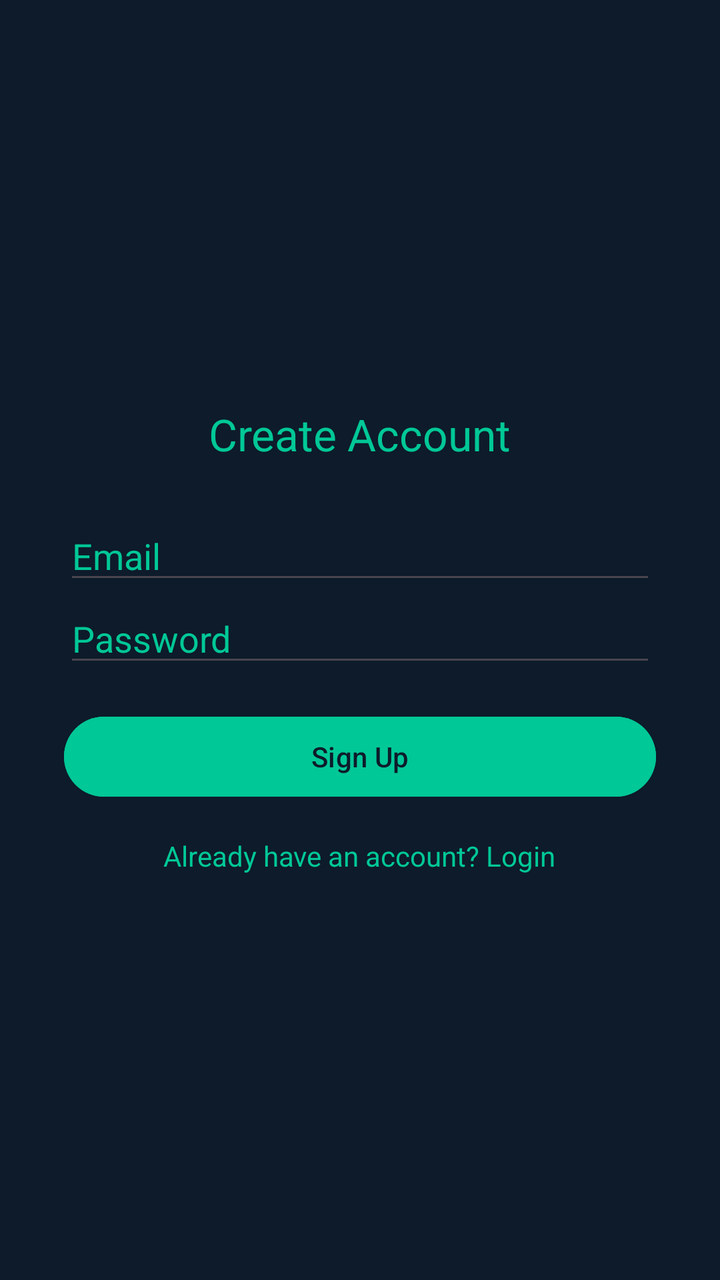
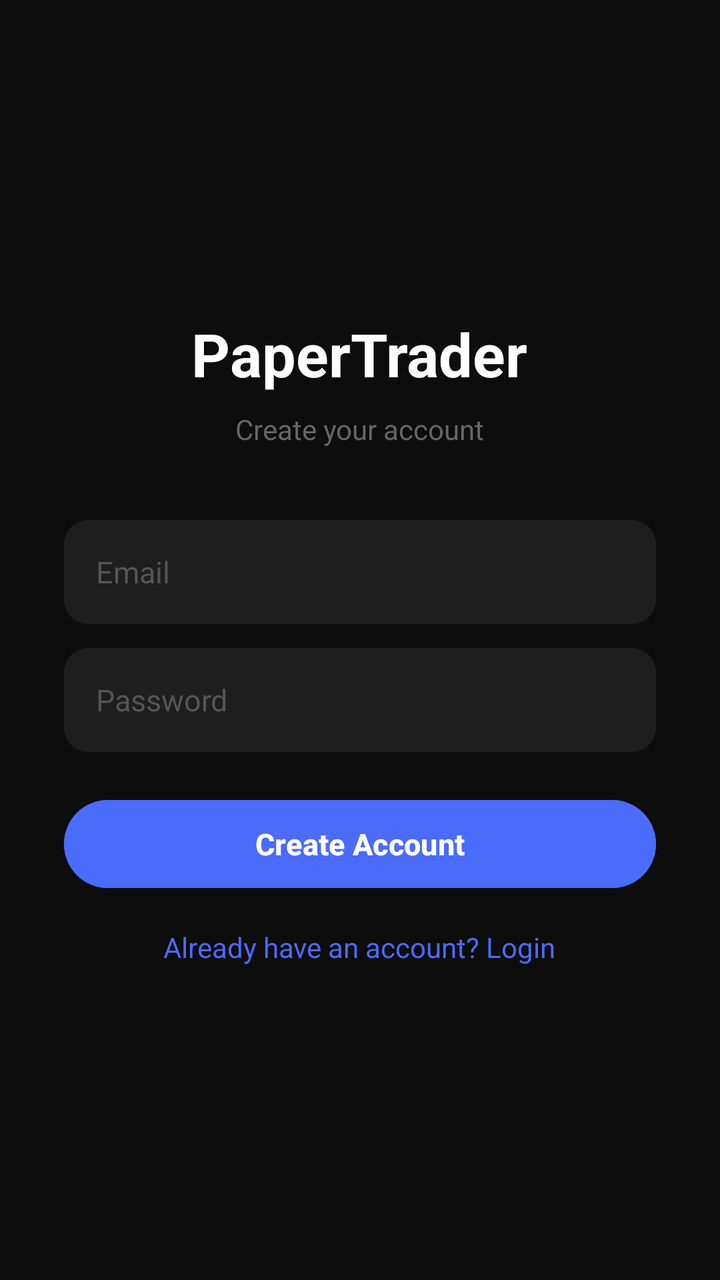

The first picture is an Android layout as it rendered before a commit; the second is the same layout after the commit. The layout source and the unified diff follow.
<!-- AndroidManifest.xml: application theme Theme.PaperTraderV2 -->
<!-- res/layout/signup.xml -->
<LinearLayout xmlns:android="http://schemas.android.com/apk/res/android"
    android:orientation="vertical"
    android:background="#0D1B2A"
    android:padding="32dp"
    android:gravity="center"
    android:layout_width="match_parent"
    android:layout_height="match_parent">

    <TextView
        android:text="Create Account"
        android:textColor="#00C896"
        android:textSize="22sp"
        android:layout_marginBottom="24dp"
        android:layout_width="wrap_content"
        android:layout_height="wrap_content" />

    <EditText
        android:id="@+id/signupEmail"
        android:hint="Email"
        android:inputType="textEmailAddress"
        android:textColor="#FFFFFF"
        android:textColorHint="#00C896"
        android:layout_width="match_parent"
        android:layout_height="wrap_content" />

    <EditText
        android:id="@+id/signupPassword"
        android:hint="Password"
        android:inputType="textPassword"
        android:textColor="#FFFFFF"
        android:textColorHint="#00C896"
        android:layout_width="match_parent"
        android:layout_height="wrap_content" />

    <Button
        android:id="@+id/signupBtn"
        android:text="Sign Up"
        android:backgroundTint="#00C896"
        android:textColor="#0D1B2A"
        android:layout_marginTop="16dp"
        android:layout_width="match_parent"
        android:layout_height="wrap_content" />

    <TextView
        android:id="@+id/toLogin"
        android:text="Already have an account? Login"
        android:textColor="#00C896"
        android:layout_marginTop="16dp"
        android:layout_width="wrap_content"
        android:layout_height="wrap_content"/>
</LinearLayout>
<!-- resources referenced by this layout -->
<resources>
  <style name="Theme.PaperTraderV2" parent="Base.Theme.PaperTraderV2" />
  <style name="Base.Theme.PaperTraderV2" parent="Theme.Material3.DayNight.NoActionBar">
          
          
      </style>
</resources>

<!-- the commit's change to res/layout/signup.xml (unified diff, before → after) -->
@@ -1,51 +1,73 @@
+<?xml version="1.0" encoding="utf-8"?>
 <LinearLayout xmlns:android="http://schemas.android.com/apk/res/android"
     android:orientation="vertical"
-    android:background="#0D1B2A"
+    android:background="#0D0D0D"
     android:padding="32dp"
     android:gravity="center"
     android:layout_width="match_parent"
     android:layout_height="match_parent">
 
     <TextView
-        android:text="Create Account"
-        android:textColor="#00C896"
-        android:textSize="22sp"
-        android:layout_marginBottom="24dp"
         android:layout_width="wrap_content"
-        android:layout_height="wrap_content" />
+        android:layout_height="wrap_content"
+        android:text="PaperTrader"
+        android:textColor="#FFFFFF"
+        android:textSize="30sp"
+        android:textStyle="bold"
+        android:layout_marginBottom="8dp" />
+
+    <TextView
+        android:layout_width="wrap_content"
+        android:layout_height="wrap_content"
+        android:text="Create your account"
+        android:textColor="#666666"
+        android:textSize="14sp"
+        android:layout_marginBottom="36dp" />
 
     <EditText
         android:id="@+id/signupEmail"
+        android:layout_width="match_parent"
+        android:layout_height="52dp"
         android:hint="Email"
         android:inputType="textEmailAddress"
         android:textColor="#FFFFFF"
-        android:textColorHint="#00C896"
-        android:layout_width="match_parent"
-        android:layout_height="wrap_content" />
+        android:textColorHint="#555555"
+        android:background="@drawable/bg_card_dark"
+        android:paddingStart="16dp"
+        android:paddingEnd="16dp"
+        android:textSize="15sp"
+        android:layout_marginBottom="12dp" />
 
     <EditText
         android:id="@+id/signupPassword"
+        android:layout_width="match_parent"
+        android:layout_height="52dp"
         android:hint="Password"
         android:inputType="textPassword"
         android:textColor="#FFFFFF"
-        android:textColorHint="#00C896"
-        android:layout_width="match_parent"
-        android:layout_height="wrap_content" />
+        android:textColorHint="#555555"
+        android:background="@drawable/bg_card_dark"
+        android:paddingStart="16dp"
+        android:paddingEnd="16dp"
+        android:textSize="15sp"
+        android:layout_marginBottom="20dp" />
 
     <Button
         android:id="@+id/signupBtn"
-        android:text="Sign Up"
-        android:backgroundTint="#00C896"
-        android:textColor="#0D1B2A"
-        android:layout_marginTop="16dp"
+        android:text="Create Account"
+        android:backgroundTint="#4B6BFB"
+        android:textColor="#FFFFFF"
+        android:textStyle="bold"
+        android:textSize="15sp"
+        android:layout_marginBottom="16dp"
         android:layout_width="match_parent"
-        android:layout_height="wrap_content" />
+        android:layout_height="52dp" />
 
     <TextView
         android:id="@+id/toLogin"
         android:text="Already have an account? Login"
-        android:textColor="#00C896"
-        android:layout_marginTop="16dp"
+        android:textColor="#4B6BFB"
+        android:textSize="14sp"
         android:layout_width="wrap_content"
-        android:layout_height="wrap_content"/>
+        android:layout_height="wrap_content" />
 </LinearLayout>
<!-- resource entries referenced after the edit -->
@@ -1,9 +1,24 @@
 <!-- resources referenced by this layout -->
 <resources>
+  <!-- drawable bg_card_dark (drawable) -->
+  <?xml version="1.0" encoding="utf-8"?>
+  <shape xmlns:android="http://schemas.android.com/apk/res/android"
+      android:shape="rectangle">
+      <solid android:color="#1E1E1E" />
+      <corners android:radius="12dp" />
+  </shape>
   <style name="Theme.PaperTraderV2" parent="Base.Theme.PaperTraderV2" />
   <style name="Base.Theme.PaperTraderV2" parent="Theme.Material3.DayNight.NoActionBar">
-          
-          
+          <item name="android:windowBackground">#000000</item>
+          <item name="android:colorBackground">#000000</item>
+          <item name="colorPrimary">#000000</item>
+          <item name="colorPrimaryContainer">#000000</item>
+          <item name="colorSurface">#000000</item>
+          <item name="colorSurfaceVariant">#000000</item>
+          <item name="android:navigationBarColor">#0D0D0D</item>
+          <item name="android:statusBarColor">#000000</item>
+          <item name="android:windowLightStatusBar">false</item>
+          <item name="android:windowLightNavigationBar">false</item>
       </style>
 </resources>
 
